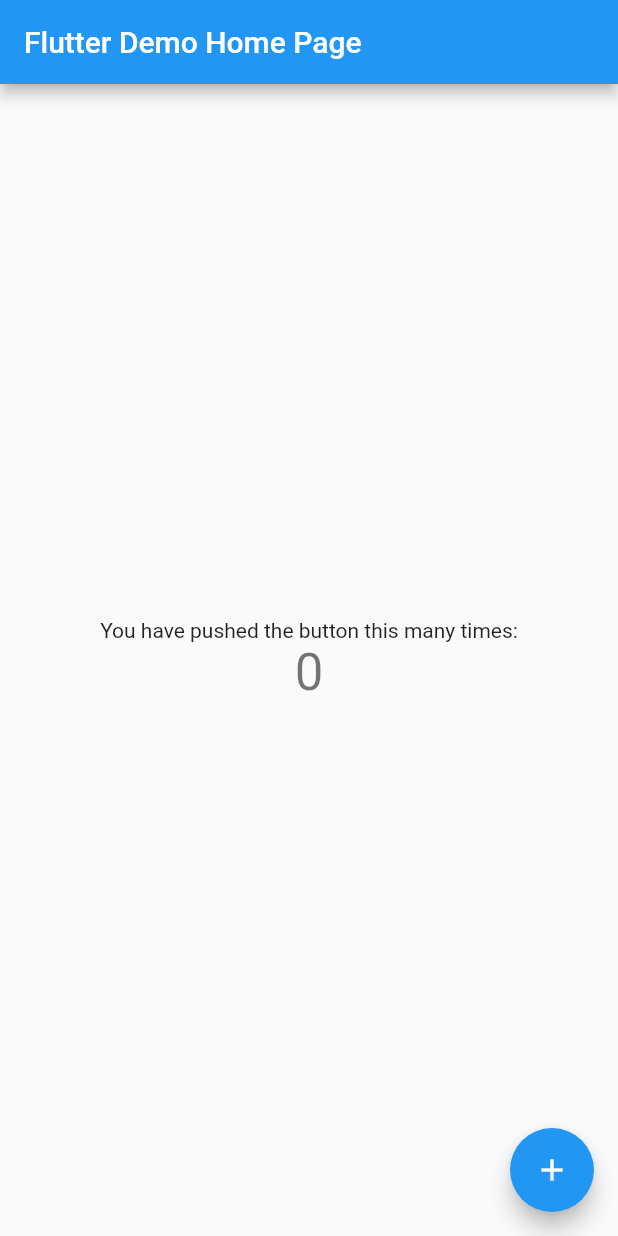
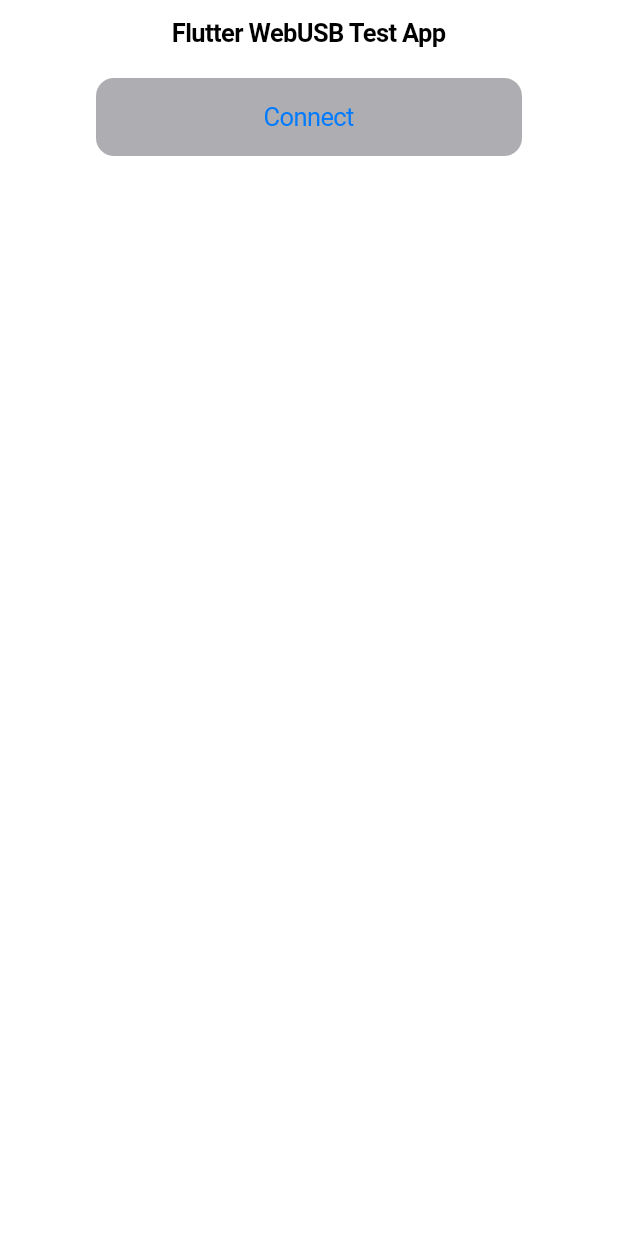
Before and after one commit to songtomtom/flutter-webusb, a Flutter app: the screen it shows after launch, on a phone screen of 412 x 824 dp. Run offline on Flutter 3.47's test engine with Material 2 defaults, Android fonts, the phone set to English and light mode, and no system bars; missing offline and left inert: web_usb.

Commit message:
쿠퍼티노 기본 버튼 생성

```diff
--- /dev/null
+++ b/lib/app.dart
@@ -0,0 +1,59 @@
+import 'package:flutter/cupertino.dart';
+
+class MyApp extends StatelessWidget {
+  const MyApp({super.key});
+
+  @override
+  Widget build(BuildContext context) {
+    return const CupertinoApp(
+      theme: CupertinoThemeData(brightness: Brightness.light),
+      home: MyHomePage(),
+    );
+  }
+}
+
+class MyHomePage extends StatefulWidget {
+  const MyHomePage({super.key});
+
+  @override
+  State<MyHomePage> createState() => _MyHomePageState();
+}
+
+class _MyHomePageState extends State<MyHomePage> {
+  final List<String> buttonTexts = [
+    'Connect',
+  ];
+
+  void _onButtonPressed(String text) {
+    print('$text 버튼을 눌렀습니다.');
+  }
+
+  @override
+  Widget build(BuildContext context) {
+    return CupertinoPageScaffold(
+      navigationBar: const CupertinoNavigationBar(
+        middle: Text('Flutter WebUSB Test App'),
+      ),
+      child: SafeArea(
+        child: Center(
+          child: SizedBox(
+            width: 300,
+            child: ListView.builder(
+              itemCount: buttonTexts.length,
+              itemBuilder: (BuildContext context, int index) {
+                return Padding(
+                  padding: const EdgeInsets.all(8.0),
+                  child: CupertinoButton(
+                    color: CupertinoColors.systemGrey2,
+                    onPressed: () => _onButtonPressed(buttonTexts[index]),
+                    child: Text(buttonTexts[index]),
+                  ),
+                );
+              },
+            ),
+          ),
+        ),
+      ),
+    );
+  }
+}
--- a/lib/main.dart
+++ b/lib/main.dart
@@ -1,115 +1,7 @@
-import 'package:flutter/material.dart';
+import 'package:flutter/cupertino.dart';
+
+import 'app.dart';
 
 void main() {
   runApp(const MyApp());
 }
-
-class MyApp extends StatelessWidget {
-  const MyApp({super.key});
-
-  // This widget is the root of your application.
-  @override
-  Widget build(BuildContext context) {
-    return MaterialApp(
-      title: 'Flutter Demo',
-      theme: ThemeData(
-        // This is the theme of your application.
-        //
-        // Try running your application with "flutter run". You'll see the
-        // application has a blue toolbar. Then, without quitting the app, try
-        // changing the primarySwatch below to Colors.green and then invoke
-        // "hot reload" (press "r" in the console where you ran "flutter run",
-        // or simply save your changes to "hot reload" in a Flutter IDE).
-        // Notice that the counter didn't reset back to zero; the application
-        // is not restarted.
-        primarySwatch: Colors.blue,
-      ),
-      home: const MyHomePage(title: 'Flutter Demo Home Page'),
-    );
-  }
-}
-
-class MyHomePage extends StatefulWidget {
-  const MyHomePage({super.key, required this.title});
-
-  // This widget is the home page of your application. It is stateful, meaning
-  // that it has a State object (defined below) that contains fields that affect
-  // how it looks.
-
-  // This class is the configuration for the state. It holds the values (in this
-  // case the title) provided by the parent (in this case the App widget) and
-  // used by the build method of the State. Fields in a Widget subclass are
-  // always marked "final".
-
-  final String title;
-
-  @override
-  State<MyHomePage> createState() => _MyHomePageState();
-}
-
-class _MyHomePageState extends State<MyHomePage> {
-  int _counter = 0;
-
-  void _incrementCounter() {
-    setState(() {
-      // This call to setState tells the Flutter framework that something has
-      // changed in this State, which causes it to rerun the build method below
-      // so that the display can reflect the updated values. If we changed
-      // _counter without calling setState(), then the build method would not be
-      // called again, and so nothing would appear to happen.
-      _counter++;
-    });
-  }
-
-  @override
-  Widget build(BuildContext context) {
-    // This method is rerun every time setState is called, for instance as done
-    // by the _incrementCounter method above.
-    //
-    // The Flutter framework has been optimized to make rerunning build methods
-    // fast, so that you can just rebuild anything that needs updating rather
-    // than having to individually change instances of widgets.
-    return Scaffold(
-      appBar: AppBar(
-        // Here we take the value from the MyHomePage object that was created by
-        // the App.build method, and use it to set our appbar title.
-        title: Text(widget.title),
-      ),
-      body: Center(
-        // Center is a layout widget. It takes a single child and positions it
-        // in the middle of the parent.
-        child: Column(
-          // Column is also a layout widget. It takes a list of children and
-          // arranges them vertically. By default, it sizes itself to fit its
-          // children horizontally, and tries to be as tall as its parent.
-          //
-          // Invoke "debug painting" (press "p" in the console, choose the
-          // "Toggle Debug Paint" action from the Flutter Inspector in Android
-          // Studio, or the "Toggle Debug Paint" command in Visual Studio Code)
-          // to see the wireframe for each widget.
-          //
-          // Column has various properties to control how it sizes itself and
-          // how it positions its children. Here we use mainAxisAlignment to
-          // center the children vertically; the main axis here is the vertical
-          // axis because Columns are vertical (the cross axis would be
-          // horizontal).
-          mainAxisAlignment: MainAxisAlignment.center,
-          children: <Widget>[
-            const Text(
-              'You have pushed the button this many times:',
-            ),
-            Text(
-              '$_counter',
-              style: Theme.of(context).textTheme.headlineMedium,
-            ),
-          ],
-        ),
-      ),
-      floatingActionButton: FloatingActionButton(
-        onPressed: _incrementCounter,
-        tooltip: 'Increment',
-        child: const Icon(Icons.add),
-      ), // This trailing comma makes auto-formatting nicer for build methods.
-    );
-  }
-}
--- /dev/null
+++ b/lib/web_usb.dart
@@ -0,0 +1,28 @@
+import 'package:flutter/cupertino.dart';
+import 'package:web_usb/web_usb.dart';
+
+class WebUSB {
+  static const int _vendorId = 0x2fde;
+  static const List<int> _productIds = [0x0003, 0x0004];
+
+  static final WebUSB _instance = WebUSB._internal();
+
+  final List<RequestOptionsFilter> _deviceIds = [
+    RequestOptionsFilter(vendorId: _vendorId, productId: _productIds[0]),
+    RequestOptionsFilter(vendorId: _vendorId, productId: _productIds[1])
+  ];
+
+  factory WebUSB() {
+    return _instance;
+  }
+
+  WebUSB._internal();
+
+  Future<void> connect() async {
+    UsbDevice requestDevice = await usb.requestDevice(RequestOptions(
+      filters: _deviceIds,
+    ));
+    debugPrint('requestDevice $requestDevice');
+    // var device_ = requestDevice;
+  }
+}
--- a/pubspec.yaml
+++ b/pubspec.yaml
@@ -35,6 +35,7 @@
   # The following adds the Cupertino Icons font to your application.
   # Use with the CupertinoIcons class for iOS style icons.
   cupertino_icons: ^1.0.2
+  web_usb: ^0.2.0
 
 dev_dependencies:
   flutter_test:
```
Also changed, not shown: lib/styles.dart (added, +53 -0 lines), pubspec.lock.
